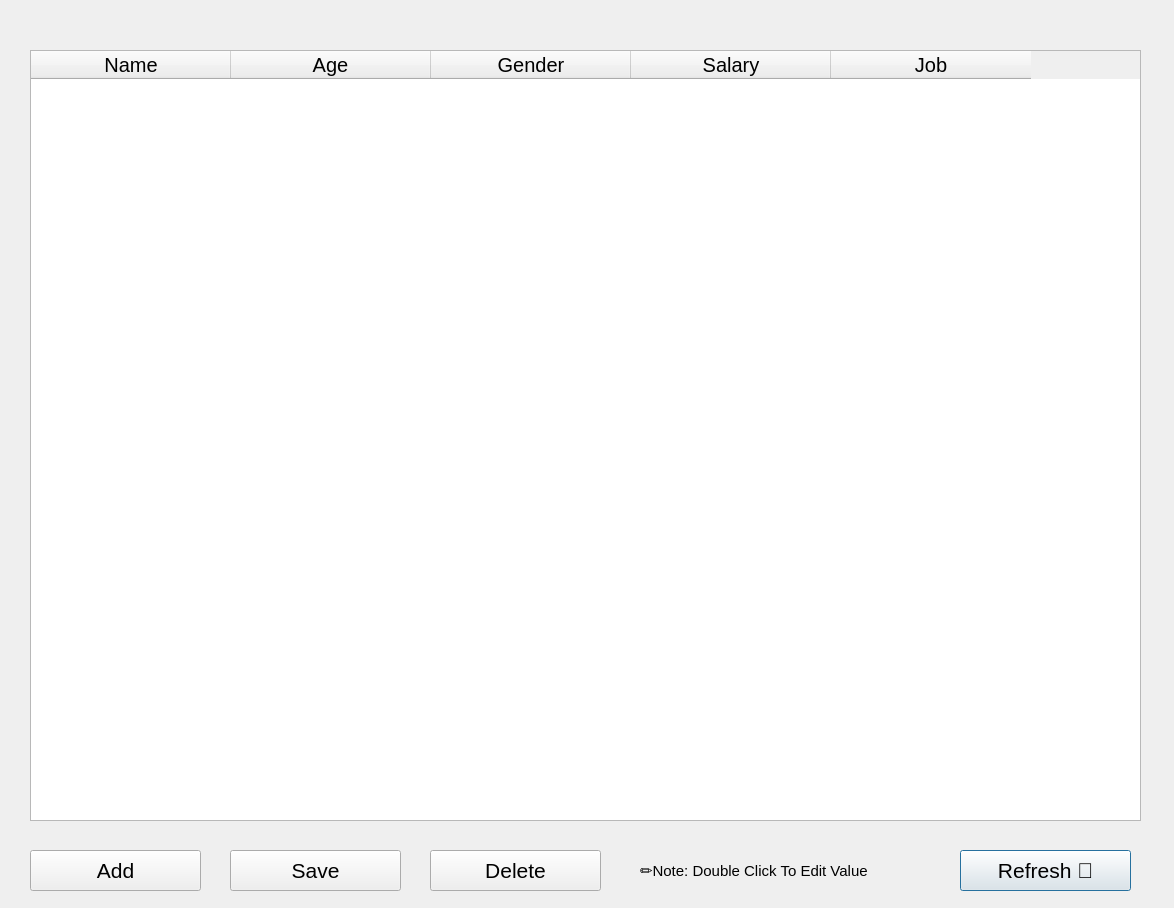
The window that ui/employee.ui (sriv95/Restaurant-Management) describes before a commit, drawn with Qt 5.
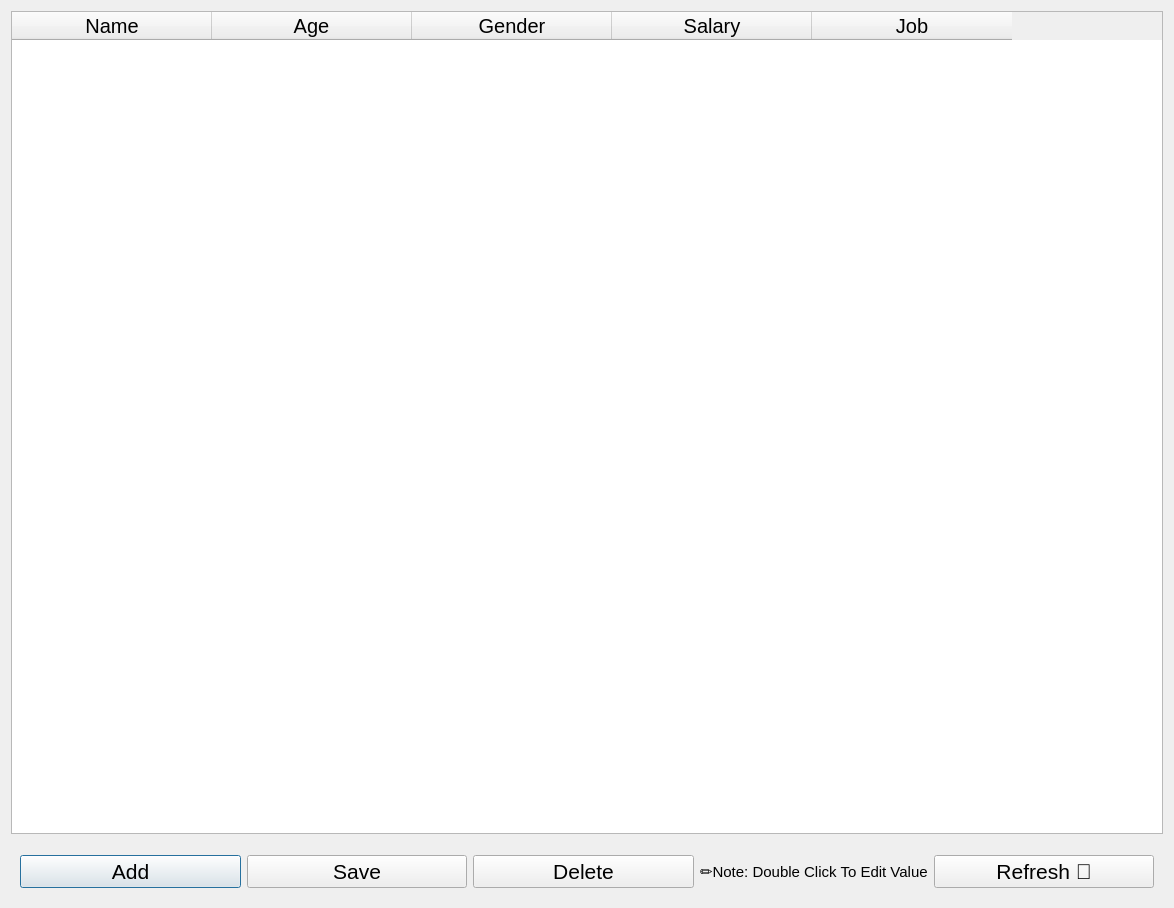
The same window after the commit.

Commit message: employee_resizeEvent

The edit to the form file:
```diff
--- a/ui/employee.ui
+++ b/ui/employee.ui
@@ -18,15 +18,12 @@
   <property name="windowTitle">
    <string>Dialog</string>
   </property>
+  <layout class="QVBoxLayout" name="verticalLayout">
+   <property name="spacing">
+    <number>12</number>
+   </property>
+   <item>
   <widget class="QTableWidget" name="Table">
-   <property name="geometry">
-    <rect>
-     <x>30</x>
-     <y>50</y>
-     <width>1111</width>
-     <height>771</height>
-    </rect>
-   </property>
    <property name="font">
     <font>
      <pointsize>15</pointsize>
@@ -92,51 +89,12 @@
     </property>
    </column>
   </widget>
-  <widget class="QPushButton" name="Refresh_Button">
-   <property name="geometry">
-    <rect>
-     <x>960</x>
-     <y>850</y>
-     <width>171</width>
-     <height>41</height>
-    </rect>
-   </property>
-   <property name="font">
-    <font>
-     <pointsize>16</pointsize>
-    </font>
-   </property>
-   <property name="text">
-    <string>Refresh 🔁</string>
-   </property>
-  </widget>
-  <widget class="QPushButton" name="Save_Button">
-   <property name="geometry">
-    <rect>
-     <x>230</x>
-     <y>850</y>
-     <width>171</width>
-     <height>41</height>
-    </rect>
-   </property>
-   <property name="font">
-    <font>
-     <pointsize>16</pointsize>
-    </font>
-   </property>
-   <property name="text">
-    <string>Save</string>
-   </property>
-  </widget>
+   </item>
+   <item>
+    <widget class="QWidget" name="widgetButton" native="true">
+     <layout class="QHBoxLayout" name="horizontalLayout">
+      <item>
   <widget class="QPushButton" name="Add_Button">
-   <property name="geometry">
-    <rect>
-     <x>30</x>
-     <y>850</y>
-     <width>171</width>
-     <height>41</height>
-    </rect>
-   </property>
    <property name="font">
     <font>
      <pointsize>16</pointsize>
@@ -146,15 +104,21 @@
     <string>Add</string>
    </property>
   </widget>
+      </item>
+      <item>
+       <widget class="QPushButton" name="Save_Button">
+        <property name="font">
+         <font>
+          <pointsize>16</pointsize>
+         </font>
+        </property>
+        <property name="text">
+         <string>Save</string>
+        </property>
+       </widget>
+      </item>
+      <item>
   <widget class="QPushButton" name="Delete_Button">
-   <property name="geometry">
-    <rect>
-     <x>430</x>
-     <y>850</y>
-     <width>171</width>
-     <height>41</height>
-    </rect>
-   </property>
    <property name="font">
     <font>
      <pointsize>16</pointsize>
@@ -164,15 +128,9 @@
     <string>Delete</string>
    </property>
   </widget>
+      </item>
+      <item>
   <widget class="QLabel" name="label">
-   <property name="geometry">
-    <rect>
-     <x>640</x>
-     <y>850</y>
-     <width>291</width>
-     <height>41</height>
-    </rect>
-   </property>
    <property name="font">
     <font>
      <pointsize>11</pointsize>
@@ -182,6 +140,23 @@
     <string>✏️Note: Double Click To Edit Value</string>
    </property>
   </widget>
+      </item>
+      <item>
+       <widget class="QPushButton" name="Refresh_Button">
+        <property name="font">
+         <font>
+          <pointsize>16</pointsize>
+         </font>
+        </property>
+        <property name="text">
+         <string>Refresh 🔁</string>
+        </property>
+       </widget>
+      </item>
+     </layout>
+    </widget>
+   </item>
+  </layout>
  </widget>
  <resources/>
  <connections/>
```
Lines whose indentation alone changed are shown as unchanged. The commit also changes 4 other files.
